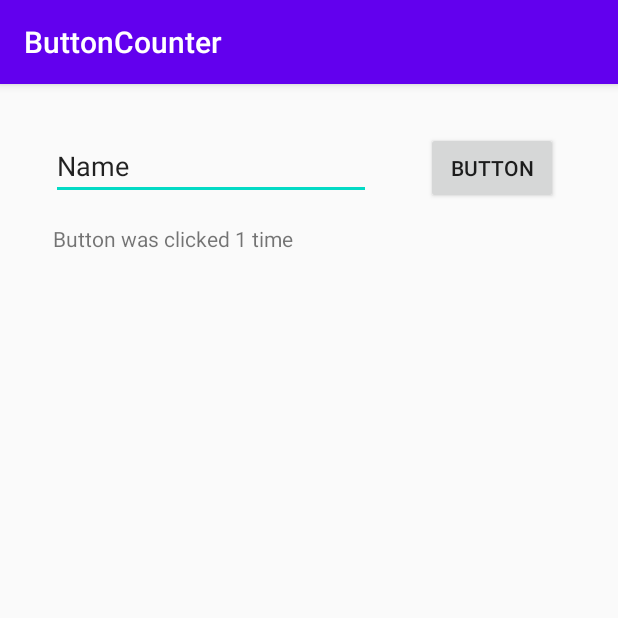
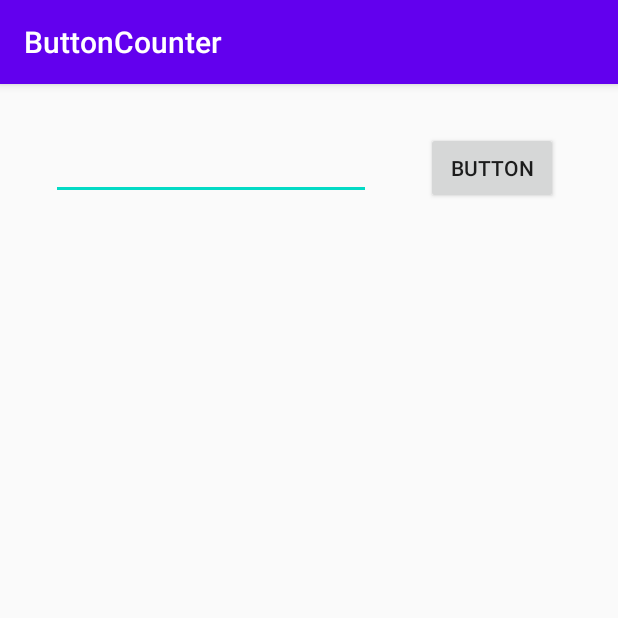
Before and after one commit to agorcsa/ButtonCounter, an Android app: the screen it shows after launch (MainActivity), after a tap on "BUTTON", on a phone screen of 412 x 824 dp, the top half of it. Run offline under Robolectric (Android 15) with nearby library versions, the phone set to English and light mode, and no system bars.

Commit message:
Clearing an EditText

```diff
--- a/app/src/main/java/com/example/buttoncounter/MainActivity.kt
+++ b/app/src/main/java/com/example/buttoncounter/MainActivity.kt
@@ -10,35 +10,27 @@ import android.view.View
 
 class MainActivity : AppCompatActivity() {
 
-    private var userInput : EditText? = null
-    private var button: Button? = null
     private var textView: TextView? = null
-    private var numTimesClicked = 0
-
-    companion object {
-        const val NUM_TIMES_CLICKED = "numTimesClicked"
-    }
 
     override fun onCreate(savedInstanceState: Bundle?) {
         super.onCreate(savedInstanceState)
         setContentView(R.layout.activity_main)
 
-        userInput = findViewById(R.id.edit_text)
-        button = findViewById(R.id.button)
+        val userInput: EditText = findViewById(R.id.edit_text)
+        val button: Button = findViewById(R.id.button)
         textView = findViewById(R.id.text_view)
 
         textView?.text = ""
         textView?.movementMethod = ScrollingMovementMethod()
 
-        button?.setOnClickListener(object : View.OnClickListener {
+        userInput.setText("")
+
+        button.setOnClickListener(object : View.OnClickListener {
             override fun onClick(p0: View?) {
-                numTimesClicked += 1
-                textView?.append("Button was clicked $numTimesClicked time")
-                if (numTimesClicked != 1) {
-                    textView?.append("s\n")
-                } else {
-                    textView?.append("\n")
-                }
+                textView?.append(userInput.text)
+                textView?.append("\n")
+                userInput.text.clear()
+                //userInput.setText("")
             }
         })
     }
--- a/app/src/main/res/layout/activity_main.xml
+++ b/app/src/main/res/layout/activity_main.xml
@@ -13,7 +13,6 @@
         android:layout_marginTop="32dp"
         android:ems="10"
         android:inputType="textPersonName"
-        android:text="@string/name"
         app:layout_constraintEnd_toStartOf="@+id/button"
         app:layout_constraintHorizontal_bias="0.481"
         app:layout_constraintStart_toStartOf="parent"
```
